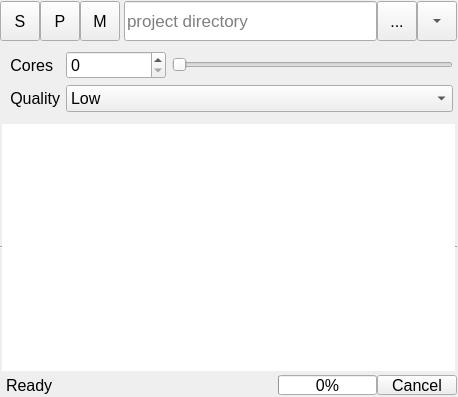
First picture: the form in src/mayaMVG/qt/ui/menu.ui, repository alicevision/MeshroomMaya, before the edit.
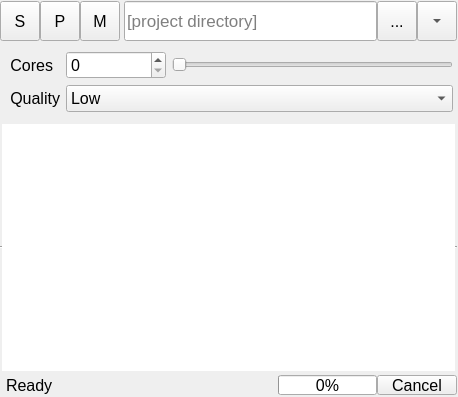
Second picture: the form after the edit. Icons and pictures are not drawn.

What changed in the file:
```diff
--- a/src/mayaMVG/qt/ui/menu.ui
+++ b/src/mayaMVG/qt/ui/menu.ui
@@ -123,8 +123,11 @@
            <pointsize>13</pointsize>
           </font>
          </property>
+         <property name="text">
+          <string/>
+         </property>
          <property name="placeholderText">
-          <string>project directory</string>
+          <string>[project directory]</string>
          </property>
         </widget>
        </item>
```
